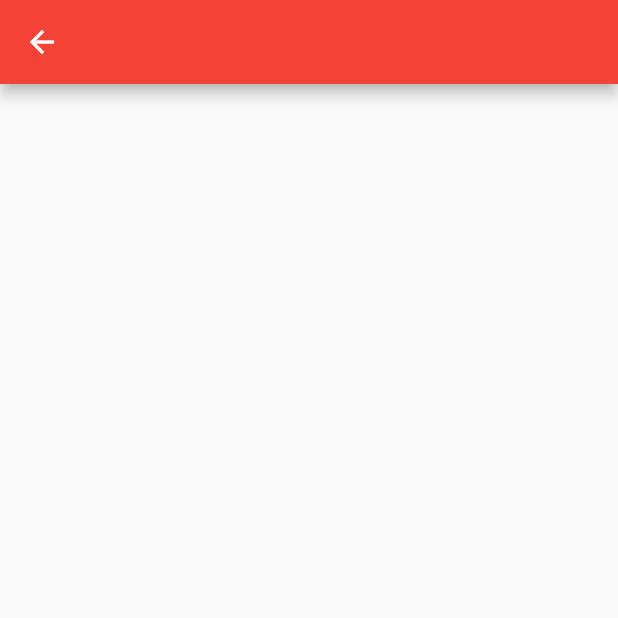
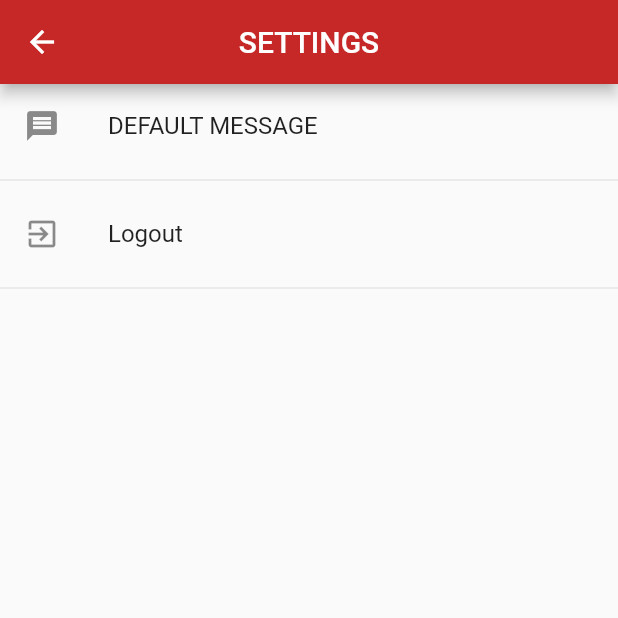
Before and after one commit to rashmiths/DEVELOPERS_CLUB_NITK, a Flutter app: the SettingsPage screen opened directly, on a phone screen of 412 x 824 dp, the top half of it. Run offline on Flutter 3.47's test engine with Material 2 defaults, Android fonts, the phone set to English and light mode, and no system bars; our stand-ins replace carousel_slider, contacts_service, curved_navigation_bar, firebase_auth, firebase_core, google_maps_flutter and 4 more; missing offline and left inert: flutter_sms, geocoder; accounts and stored records are empty; generated files the repository leaves out were written again.

Commit message:
added settings page

```diff
--- a/red_button/lib/bottom_tabs.dart
+++ b/red_button/lib/bottom_tabs.dart
@@ -29,7 +29,7 @@ class _BottomTabsState extends State<BottomTabs> {
     List<Widget> _children = [
       HomePage(),
       MapSample(),
-      FirstPage(),
+      SettingsPage(),
     ];
     return SafeArea(
       child: Scaffold(
--- a/red_button/lib/settings.dart
+++ b/red_button/lib/settings.dart
@@ -1,11 +1,53 @@
 import 'package:flutter/material.dart';
+import 'package:hive/hive.dart';
+import 'package:red_button/providers/authorization.dart';
+import 'package:provider/provider.dart';
+import 'package:red_button/providers/emergency_contacts.dart';
+import 'package:red_button/sign_in.dart';
 
+
+List<Icon> iconList=[Icon(Icons.message),Icon(Icons.exit_to_app)];
+List<String> titles=['DEFAULT MESSAGE','Logout'];
+List<Function> functionList=[];
 class SettingsPage extends StatelessWidget {
   @override
   Widget build(BuildContext context) {
     return Scaffold(
-      appBar: AppBar(),
-      body: Container(),
+      appBar: AppBar(
+        backgroundColor: Colors.red[800],
+        title: Text('SETTINGS'),
+        centerTitle: true,
+      ),
+      body: ListView.builder(itemBuilder: (ctx,i){
+        return Column(
+          children: [
+            ListTile(
+              onTap: (){
+                if(i==1){
+                  final box = Hive.box('cart');
+              final keyList = box.keys.toList();
+              for (int j = 0; j < keyList.length; j++) {
+                Provider.of<Emergency>(context, listen: false)
+                    .removeEmergencyContact(keyList[j]);
+              }
+
+              context.read<AuthenticationService>().signOut();
+              Navigator.of(context)
+                  .pushReplacement(MaterialPageRoute(builder: (_) {
+                return SignInPage();
+              }));
+                }
+              } ,
+              leading: iconList[i],
+              title: Text(titles[i]),
+            ),
+            Divider()
+
+          ],
+        );
+
+      },
+      itemCount: titles.length,)
     );
   }
 }
```
